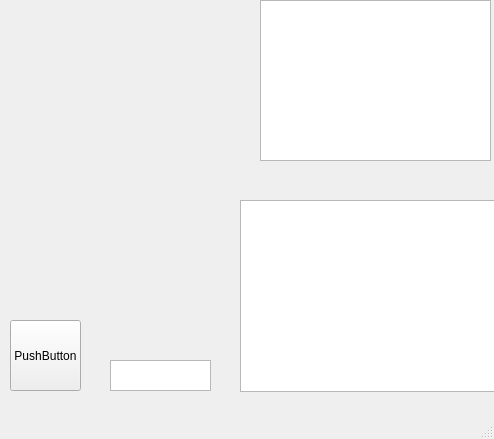
The window that test.ui (0legat0r/entropy) describes before a commit, drawn with Qt 5.
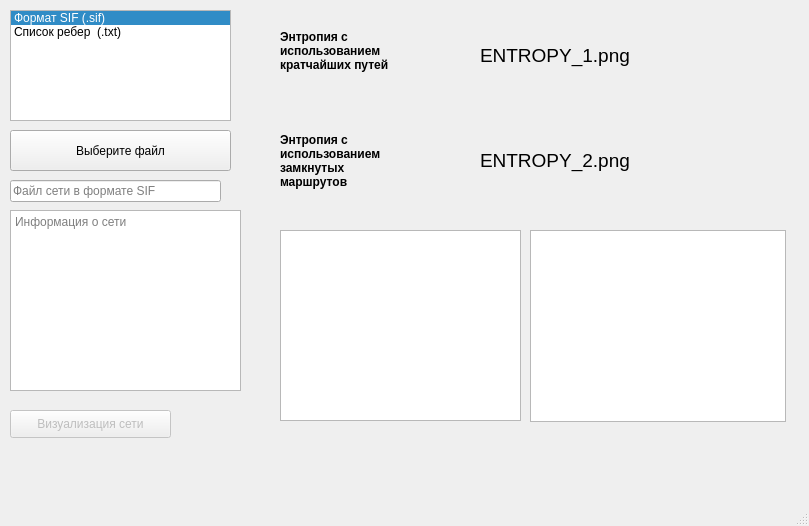
The same window after the commit.

The edit to the form file:
```diff
--- a/test.ui
+++ b/test.ui
@@ -2,12 +2,15 @@
 <ui version="4.0">
  <class>MainWindow</class>
  <widget class="QMainWindow" name="MainWindow">
+  <property name="enabled">
+   <bool>true</bool>
+  </property>
   <property name="geometry">
    <rect>
     <x>0</x>
     <y>0</y>
-    <width>494</width>
-    <height>439</height>
+    <width>809</width>
+    <height>526</height>
    </rect>
   </property>
   <property name="windowTitle">
@@ -18,45 +21,183 @@
     <property name="geometry">
      <rect>
       <x>10</x>
-      <y>320</y>
-      <width>71</width>
-      <height>71</height>
+      <y>130</y>
+      <width>221</width>
+      <height>41</height>
      </rect>
     </property>
     <property name="text">
-     <string>PushButton</string>
+     <string>Выберите файл</string>
     </property>
    </widget>
-   <widget class="QGraphicsView" name="graphicsView">
+   <widget class="QListWidget" name="formatNet">
     <property name="geometry">
      <rect>
-      <x>240</x>
-      <y>200</y>
+      <x>10</x>
+      <y>10</y>
+      <width>221</width>
+      <height>111</height>
+     </rect>
+    </property>
+    <property name="currentRow">
+     <number>0</number>
+    </property>
+    <item>
+     <property name="text">
+      <string>Формат SIF (.sif)</string>
+     </property>
+    </item>
+    <item>
+     <property name="text">
+      <string>Список ребер  (.txt)</string>
+     </property>
+    </item>
+   </widget>
+   <widget class="QLineEdit" name="fileName">
+    <property name="geometry">
+     <rect>
+      <x>10</x>
+      <y>180</y>
+      <width>211</width>
+      <height>22</height>
+     </rect>
+    </property>
+    <property name="readOnly">
+     <bool>true</bool>
+    </property>
+    <property name="placeholderText">
+     <string>Файл сети в формате SIF</string>
+    </property>
+   </widget>
+   <widget class="QPushButton" name="visualNetwork">
+    <property name="enabled">
+     <bool>false</bool>
+    </property>
+    <property name="geometry">
+     <rect>
+      <x>10</x>
+      <y>410</y>
+      <width>161</width>
+      <height>28</height>
+     </rect>
+    </property>
+    <property name="text">
+     <string>Визуализация сети</string>
+    </property>
+   </widget>
+   <widget class="QLabel" name="label">
+    <property name="geometry">
+     <rect>
+      <x>280</x>
+      <y>10</y>
+      <width>121</width>
+      <height>81</height>
+     </rect>
+    </property>
+    <property name="font">
+     <font>
+      <weight>75</weight>
+      <bold>true</bold>
+     </font>
+    </property>
+    <property name="text">
+     <string>Энтропия с использованием кратчайших путей</string>
+    </property>
+    <property name="wordWrap">
+     <bool>true</bool>
+    </property>
+   </widget>
+   <widget class="QLabel" name="label_2">
+    <property name="geometry">
+     <rect>
+      <x>280</x>
+      <y>110</y>
+      <width>131</width>
+      <height>101</height>
+     </rect>
+    </property>
+    <property name="font">
+     <font>
+      <weight>75</weight>
+      <bold>true</bold>
+     </font>
+    </property>
+    <property name="text">
+     <string>Энтропия с использованием замкнутых маршрутов</string>
+    </property>
+    <property name="wordWrap">
+     <bool>true</bool>
+    </property>
+   </widget>
+   <widget class="QTextBrowser" name="infoNetwork">
+    <property name="geometry">
+     <rect>
+      <x>10</x>
+      <y>210</y>
+      <width>231</width>
+      <height>181</height>
+     </rect>
+    </property>
+    <property name="placeholderText">
+     <string>Информация о сети</string>
+    </property>
+   </widget>
+   <widget class="QLabel" name="label_3">
+    <property name="geometry">
+     <rect>
+      <x>480</x>
+      <y>30</y>
+      <width>241</width>
+      <height>51</height>
+     </rect>
+    </property>
+    <property name="font">
+     <font>
+      <pointsize>14</pointsize>
+     </font>
+    </property>
+    <property name="text">
+     <string>ENTROPY_1.png</string>
+    </property>
+   </widget>
+   <widget class="QLabel" name="label_4">
+    <property name="geometry">
+     <rect>
+      <x>480</x>
+      <y>140</y>
+      <width>211</width>
+      <height>41</height>
+     </rect>
+    </property>
+    <property name="font">
+     <font>
+      <pointsize>14</pointsize>
+     </font>
+    </property>
+    <property name="text">
+     <string>ENTROPY_2.png</string>
+    </property>
+   </widget>
+   <widget class="QTextBrowser" name="entropy_shortest">
+    <property name="geometry">
+     <rect>
+      <x>280</x>
+      <y>230</y>
+      <width>241</width>
+      <height>191</height>
+     </rect>
+    </property>
+   </widget>
+   <widget class="QTextBrowser" name="entropy_closed">
+    <property name="geometry">
+     <rect>
+      <x>530</x>
+      <y>230</y>
       <width>256</width>
       <height>192</height>
      </rect>
     </property>
    </widget>
-   <widget class="QTextBrowser" name="textBrowser">
-    <property name="geometry">
-     <rect>
-      <x>260</x>
-      <y>0</y>
-      <width>231</width>
-      <height>161</height>
-     </rect>
-    </property>
-   </widget>
-   <widget class="QTextEdit" name="textEdit">
-    <property name="geometry">
-     <rect>
-      <x>110</x>
-      <y>360</y>
-      <width>101</width>
-      <height>31</height>
-     </rect>
-    </property>
-   </widget>
   </widget>
   <widget class="QMenuBar" name="menubar">
    <property name="geometry">
```
Left out of the diff: 6 changed lines with no effect on the pictures.
